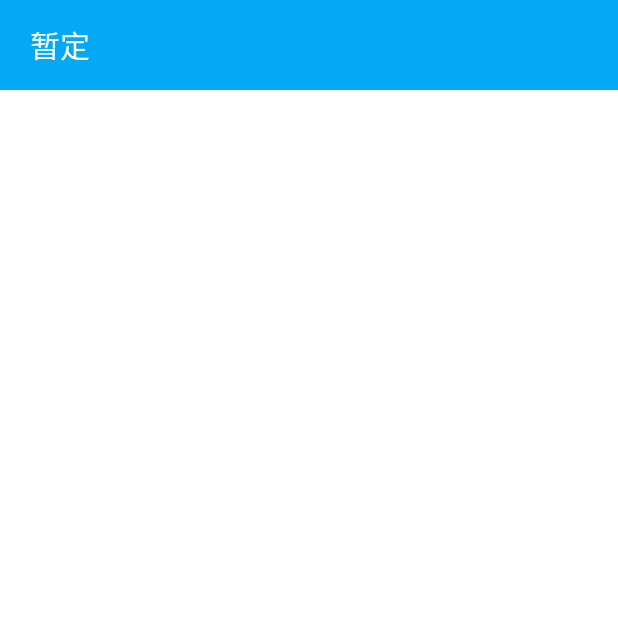
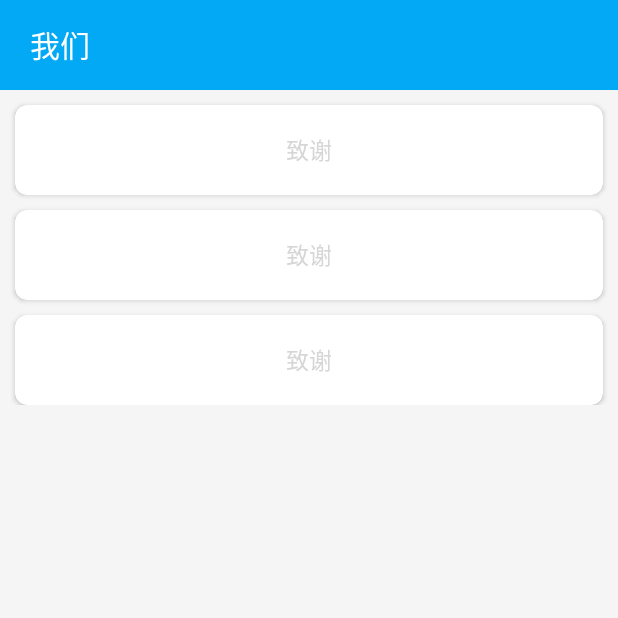
Before and after one commit to LiyeShi/EpidemicScenarioApplication, an Android app: the fragment AboutUsFragment shown on its own in the app's theme, on a phone screen of 412 x 824 dp, the top half of it. Run offline under Robolectric (Android 15) with nearby library versions, the light colour scheme and no system bars; libraries missing offline, so code that uses them is left out: com.gyf.immersionbar; 3 statements that could not run were skipped.

Commit message:
解决之前出现的大部分bug,界面完善

```diff
--- a/app/build.gradle
+++ b/app/build.gradle
@@ -71,7 +71,8 @@ dependencies {
     implementation 'com.gyf.immersionbar:immersionbar-components:3.0.0'
 //    图表库
     implementation 'com.github.PhilJay:MPAndroidChart:v3.1.0'
-
+//  过场动画
+    implementation 'com.mjun:mtransition:0.1.3'
 }
 repositories {
     mavenCentral()
--- /dev/null
+++ b/app/src/main/java/com/example/epidemicscenarioapplication/custom/ItemInMine.java
@@ -0,0 +1,40 @@
+package com.example.epidemicscenarioapplication.custom;
+
+import android.content.Context;
+import android.util.AttributeSet;
+import android.view.LayoutInflater;
+import android.view.View;
+import android.widget.TextView;
+
+import androidx.cardview.widget.CardView;
+
+import com.example.epidemicscenarioapplication.R;
+
+/**
+ * @author : 鑫宇
+ * e-mail : 1769314609@qq.com
+ * time   : 2020/08/26
+ * desc   :
+ * version: 1.0
+ */
+public class ItemInMine extends CardView {
+
+    private TextView mTvContent;
+
+    public ItemInMine(Context context) {
+        super(context);
+    }
+
+    public ItemInMine(Context context, AttributeSet attrs) {
+        super(context, attrs);
+        LayoutInflater inflater = (LayoutInflater) context.getSystemService(Context.LAYOUT_INFLATER_SERVICE);
+       inflater.inflate(R.layout.item_custom_linearlayout, this);
+        mTvContent = (TextView)findViewById(R.id.tv_mine_content);
+    }
+
+
+    public void setTextViewText(String text) {
+        mTvContent.setText(text);
+    }
+
+}
--- a/app/src/main/java/com/example/epidemicscenarioapplication/view/activity/SearchActivity.java
+++ b/app/src/main/java/com/example/epidemicscenarioapplication/view/activity/SearchActivity.java
@@ -1,6 +1,4 @@
 package com.example.epidemicscenarioapplication.view.activity;
-
-import androidx.appcompat.app.AppCompatActivity;
 
 import android.os.Bundle;
 import android.view.View;
@@ -56,6 +54,6 @@ public class SearchActivity extends BaseActivity {
     @Override
     public void finish() {
         super.finish();
-        overridePendingTransition(0, R.anim.search_activity_translate_out);
+        overridePendingTransition(R.anim.home_activity_translate_in, R.anim.search_activity_translate_out);
     }
 }
--- a/app/src/main/java/com/example/epidemicscenarioapplication/view/fragment/AboutUsFragment.java
+++ b/app/src/main/java/com/example/epidemicscenarioapplication/view/fragment/AboutUsFragment.java
@@ -5,7 +5,8 @@ import android.view.View;
 import android.view.ViewGroup;
 
 import com.example.epidemicscenarioapplication.base.BaseFragment;
-import com.example.epidemicscenarioapplication.databinding.FragmentDataBinding;
+
+import com.example.epidemicscenarioapplication.databinding.MineFragmentBinding;
 
 
 /**
@@ -14,7 +15,11 @@ import com.example.epidemicscenarioapplication.databinding.FragmentDataBinding;
  * @date 2020/6/28
  * @description com.example.epidemicscenarioapplication.view.fragment
  */
+
 public class AboutUsFragment extends BaseFragment {
+
+    private MineFragmentBinding mMineFragmentBinding;
+
     @Override
     protected void initListener() {
 
@@ -28,14 +33,23 @@ public class AboutUsFragment extends BaseFragment {
     @Override
     protected void initView() {
         setViewState(ViewState.SUCCESS);
+        mMineFragmentBinding.itemone.setTextViewText("致谢");
+        mMineFragmentBinding.itemtwo.setTextViewText("致谢");
+        mMineFragmentBinding.itemone.setTextViewText("致谢");
         MyListener myListener = new MyListener();
 
     }
 
     @Override
+    protected void initData() {
+        super.initData();
+
+    }
+
+    @Override
     protected View getSuccessView(LayoutInflater inflater, ViewGroup container) {
-        FragmentDataBinding fullPlatformDataFragmentBinding = FragmentDataBinding.inflate(inflater, container, false);
-        return fullPlatformDataFragmentBinding.getRoot();
+        mMineFragmentBinding = MineFragmentBinding.inflate(inflater, container, false);
+        return mMineFragmentBinding.getRoot();
     }
 
 
--- /dev/null
+++ b/app/src/main/res/anim/home_activity_translate_in.xml
@@ -0,0 +1,6 @@
+<?xml version="1.0" encoding="utf-8"?>
+<translate xmlns:android="http://schemas.android.com/apk/res/android"
+    android:fromXDelta="-100%"
+    android:toXDelta="0"
+    android:duration="200">
+</translate>
--- /dev/null
+++ b/app/src/main/res/anim/home_activity_translate_out.xml
@@ -0,0 +1,6 @@
+<?xml version="1.0" encoding="utf-8"?>
+<translate xmlns:android="http://schemas.android.com/apk/res/android"
+    android:fromXDelta="0"
+    android:toXDelta="-100%"
+    android:duration="200">
+</translate>
--- /dev/null
+++ b/app/src/main/res/color/color_state_menu_navi.xml
@@ -0,0 +1,5 @@
+<?xml version="1.0" encoding="utf-8"?>
+<selector xmlns:android="http://schemas.android.com/apk/res/android">
+    <item android:color="#4169E2" android:state_checked="true"/>
+    <item android:color="#cccccc" android:state_checked="false"/>
+</selector>
--- a/app/src/main/res/layout/activity_home.xml
+++ b/app/src/main/res/layout/activity_home.xml
@@ -19,6 +19,8 @@
 
     <com.google.android.material.bottomnavigation.BottomNavigationView
         android:id="@+id/bnv_home"
+        app:itemIconTint="@color/color_state_menu_navi"
+        app:itemTextColor="@color/color_state_menu_navi"
         android:layout_width="match_parent"
         android:layout_height="60dp"
         app:menu="@menu/my_navigation_items" />
--- a/app/src/main/res/layout/fragment_data.xml
+++ /dev/null
@@ -1,24 +0,0 @@
-<?xml version="1.0" encoding="utf-8"?>
-<LinearLayout xmlns:android="http://schemas.android.com/apk/res/android"
-    xmlns:tools="http://schemas.android.com/tools"
-    android:layout_width="match_parent"
-    android:layout_height="match_parent"
-    android:orientation="vertical"
-    tools:ignore="MissingDefaultResource">
-    <LinearLayout
-        android:layout_width="match_parent"
-        android:layout_height="60dp"
-        android:gravity="center_vertical"
-        android:background="@color/colorPrimaryDark">
-
-        <TextView
-            android:id="@+id/tv_tip"
-            android:layout_width="wrap_content"
-            android:textColor="@color/white"
-            android:textSize="20dp"
-            android:layout_marginLeft="20dp"
-            android:layout_height="wrap_content"
-            android:text="暂定" />
-    </LinearLayout>
-
-</LinearLayout>
--- /dev/null
+++ b/app/src/main/res/layout/item_custom_linearlayout.xml
@@ -0,0 +1,17 @@
+<?xml version="1.0" encoding="utf-8"?>
+<androidx.cardview.widget.CardView xmlns:android="http://schemas.android.com/apk/res/android"
+    xmlns:app="http://schemas.android.com/apk/res-auto"
+    android:layout_width="match_parent"
+    android:layout_height="60dp"
+    app:cardCornerRadius="8dp"
+    app:cardElevation="8dp">
+
+    <TextView
+        android:layout_width="wrap_content"
+        android:layout_height="wrap_content"
+        android:layout_gravity="center"
+        android:text="致谢"
+        android:id="@+id/tv_mine_content"
+        android:textColor="@color/black"
+        android:textSize="15sp" />
+</androidx.cardview.widget.CardView>
--- /dev/null
+++ b/app/src/main/res/layout/mine_fragment.xml
@@ -0,0 +1,63 @@
+<?xml version="1.0" encoding="utf-8"?>
+<LinearLayout xmlns:android="http://schemas.android.com/apk/res/android"
+    xmlns:tools="http://schemas.android.com/tools"
+    android:layout_width="match_parent"
+    android:layout_height="match_parent"
+    xmlns:app="http://schemas.android.com/apk/res-auto"
+    android:background="@color/baseBackground"
+    android:orientation="vertical"
+    tools:ignore="MissingDefaultResource">
+
+    <LinearLayout
+        android:layout_width="match_parent"
+        android:layout_height="60dp"
+        android:background="@color/colorPrimaryDark"
+        android:gravity="center_vertical">
+
+        <TextView
+            android:id="@+id/tv_tip"
+            android:layout_width="wrap_content"
+            android:layout_height="wrap_content"
+            android:layout_marginLeft="20dp"
+            android:text="我们"
+            android:textColor="@color/white"
+            android:textSize="20dp" />
+    </LinearLayout>
+
+    <LinearLayout
+        android:layout_width="match_parent"
+        android:layout_height="wrap_content"
+        android:orientation="vertical">
+
+        <com.example.epidemicscenarioapplication.custom.ItemInMine
+            android:id="@+id/itemone"
+            android:layout_width="match_parent"
+            app:cardCornerRadius="8dp"
+            android:layout_marginLeft="10dp"
+            android:layout_marginRight="10dp"
+            android:layout_height="wrap_content"
+            android:layout_marginTop="10dp" />
+
+        <com.example.epidemicscenarioapplication.custom.ItemInMine
+            android:id="@+id/itemtwo"
+            app:cardCornerRadius="8dp"
+
+            android:layout_marginLeft="10dp"
+            android:layout_marginRight="10dp"
+            android:layout_width="match_parent"
+            android:layout_height="wrap_content"
+            android:layout_marginTop="10dp" />
+
+        <com.example.epidemicscenarioapplication.custom.ItemInMine
+            android:id="@+id/itemthree"
+            app:cardCornerRadius="8dp"
+            android:layout_marginLeft="10dp"
+            android:layout_marginRight="10dp"
+            android:layout_width="match_parent"
+            android:layout_height="wrap_content"
+            android:layout_marginTop="10dp" />
+
+    </LinearLayout>
+
+
+</LinearLayout>
```
Also changed, not shown: app/src/main/java/com/example/epidemicscenarioapplication/view/activity/HomeActivity.java (+14 -22 lines), app/src/main/java/com/example/epidemicscenarioapplication/view/fragment/HomeFragment.java (+2 -8 lines), app/src/main/res/drawable/home_fragment_search_bg.xml (added, +7 -0 lines), app/src/main/res/layout/home_fragment.xml (+4 -3 lines), app/src/main/res/menu/my_navigation_items.xml (+4 -4 lines), app/src/main/res/drawable-v24/home_activity_icon_baikelei.png (added), app/src/main/res/drawable-v24/home_activity_icon_news.png (added), app/src/main/res/drawable-v24/home_activity_icon_selected.png (added), app/src/main/res/drawable-v24/home_activity_icon_selectedtest.png (added).
